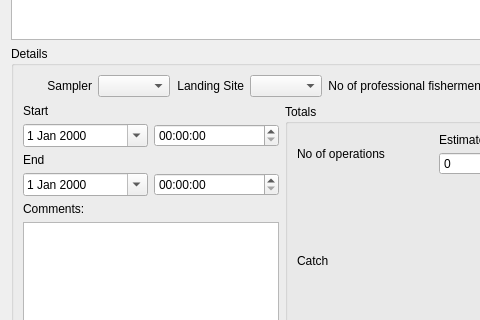
Above: app_solution/app_new/frmtrip.ui from doublebyte1/faocas_qc before the change; both pictures show x 0 to 480 and y 159 to 479 of the 752 by 767 pixel window. Below: the same form after it.
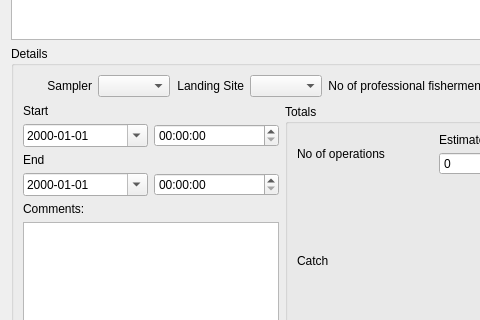
That is the form after the change. Icons and pictures are not drawn. Custom widgets are drawn as their Qt base class.

Commit message: - Ammended all date uis to support this date format "yyyy-MM-dd", to be UTC, and to have minimum and maximum value; - Explicit property of dates in mapper in frframe and frmminorstrata - refactored column indexes in frmminorstrata

What changed in the file:
```diff
--- a/app_solution/app_new/frmtrip.ui
+++ b/app_solution/app_new/frmtrip.ui
@@ -383,6 +383,23 @@
          <layout class="QHBoxLayout" name="horizontalLayout_5">
           <item>
            <widget class="QDateEdit" name="dtStart">
+            <property name="maximumDate">
+             <date>
+              <year>2070</year>
+              <month>1</month>
+              <day>1</day>
+             </date>
+            </property>
+            <property name="minimumDate">
+             <date>
+              <year>1970</year>
+              <month>1</month>
+              <day>1</day>
+             </date>
+            </property>
+            <property name="displayFormat">
+             <string>yyyy-MM-dd</string>
+            </property>
             <property name="calendarPopup">
              <bool>true</bool>
             </property>
@@ -413,6 +430,23 @@
          <layout class="QHBoxLayout" name="horizontalLayout_6">
           <item>
            <widget class="QDateEdit" name="dtEnd">
+            <property name="maximumDate">
+             <date>
+              <year>2070</year>
+              <month>1</month>
+              <day>1</day>
+             </date>
+            </property>
+            <property name="minimumDate">
+             <date>
+              <year>1970</year>
+              <month>1</month>
+              <day>1</day>
+             </date>
+            </property>
+            <property name="displayFormat">
+             <string>yyyy-MM-dd</string>
+            </property>
             <property name="calendarPopup">
              <bool>true</bool>
             </property>
```
Left out of the diff: 6 changed lines with no effect on the pictures. The commit also changes 10 other files.
